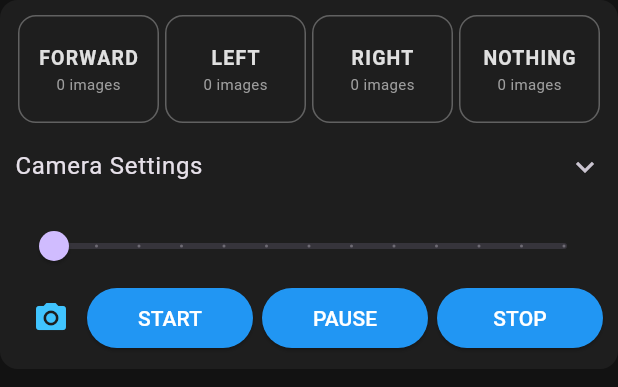
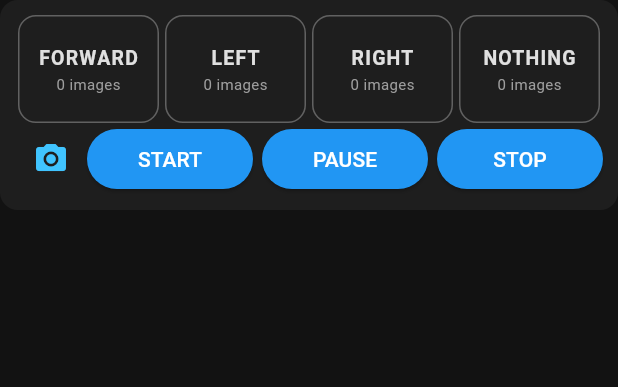
Before and after one commit to Lockkdown/TinyML-line-follower, a Flutter app: the DatasetControls widget shown alone on an empty page, opened directly with empty values, on a phone screen of 412 x 824 dp. Shown: the top 387 px of the screen. Run offline on Flutter 3.47's test engine with Material 3 defaults, Android fonts, the phone set to English and light mode, and no system bars; our stand-ins replace permission_handler, shared_preferences, shelf; missing offline and left inert: network_info_plus; accounts and stored records are empty; network calls fail.

```diff
--- a/mobile/lib/widgets/dataset_controls.dart
+++ b/mobile/lib/widgets/dataset_controls.dart
@@ -1,21 +1,15 @@
 import 'package:flutter/material.dart';
 
-import '../services/camera_config_service.dart';
 import 'class_selector_button.dart';
 
 class DatasetControls extends StatelessWidget {
   final String selectedClass;
   final Map<String, int> counts;
-  final CameraSettings settings;
-  final int intervalMs;
   final bool capturing;
   final bool paused;
   final bool countdownActive;
   final int countdownValue;
   final ValueChanged<String> onClassSelected;
-  final ValueChanged<CameraSettings> onSettingsChanged;
-  final VoidCallback onApplySettings;
-  final ValueChanged<int> onIntervalChanged;
   final VoidCallback onStartCapture;
   final VoidCallback onPauseCapture;
   final VoidCallback onStopAndSave;
@@ -26,16 +20,11 @@ class DatasetControls extends StatelessWidget {
     super.key,
     required this.selectedClass,
     required this.counts,
-    required this.settings,
-    required this.intervalMs,
     required this.capturing,
     required this.paused,
     required this.countdownActive,
     required this.countdownValue,
     required this.onClassSelected,
-    required this.onSettingsChanged,
-    required this.onApplySettings,
-    required this.onIntervalChanged,
     required this.onStartCapture,
     required this.onPauseCapture,
     required this.onStopAndSave,
@@ -51,25 +40,10 @@ class DatasetControls extends StatelessWidget {
         color: const Color(0xFF1E1E1E),
         borderRadius: BorderRadius.circular(12),
       ),
-      child: SingleChildScrollView(
       child: Column(
         mainAxisSize: MainAxisSize.min,
         children: [
           _buildClassRow(),
-            ExpansionTile(
-              tilePadding: EdgeInsets.zero,
-              title: const Text('Camera Settings'),
-              children: [
-                _buildQualitySlider(),
-                _buildResolution(),
-                _buildBrightnessSlider(),
-                ElevatedButton(
-                  onPressed: onApplySettings,
-                  child: const Text('Apply'),
-                ),
-              ],
-            ),
-            _buildIntervalSlider(),
           if (countdownActive) _buildCountdown(context),
           Row(
             children: [
@@ -111,7 +85,6 @@ class DatasetControls extends StatelessWidget {
             ),
         ],
       ),
-      ),
     );
   }
 
@@ -139,71 +112,6 @@ class DatasetControls extends StatelessWidget {
     );
   }
 
-  Widget _buildQualitySlider() {
-    return Slider(
-      value: settings.quality.toDouble(),
-      min: 10,
-      max: 40,
-      divisions: 30,
-      label: 'JPEG ${settings.quality}',
-      onChanged: (value) => onSettingsChanged(
-        CameraSettings(
-          quality: value.toInt(),
-          resolution: settings.resolution,
-          brightness: settings.brightness,
-        ),
-      ),
-    );
-  }
-
-  Widget _buildResolution() {
-    return DropdownButton<String>(
-      value: settings.resolution,
-      items: const [
-        DropdownMenuItem(value: 'QQVGA', child: Text('QQVGA (160x120)')),
-        DropdownMenuItem(value: 'QVGA', child: Text('QVGA (320x240)')),
-      ],
-      onChanged: (value) {
-        if (value == null) return;
-        onSettingsChanged(
-          CameraSettings(
-            quality: settings.quality,
-            resolution: value,
-            brightness: settings.brightness,
-          ),
-        );
-      },
-    );
-  }
-
-  Widget _buildBrightnessSlider() {
-    return Slider(
-      value: settings.brightness.toDouble(),
-      min: -2,
-      max: 2,
-      divisions: 4,
-      label: 'Brightness ${settings.brightness}',
-      onChanged: (value) => onSettingsChanged(
-        CameraSettings(
-          quality: settings.quality,
-          resolution: settings.resolution,
-          brightness: value.toInt(),
-        ),
-      ),
-    );
-  }
-
-  Widget _buildIntervalSlider() {
-    return Slider(
-      value: intervalMs.toDouble(),
-      min: 200,
-      max: 800,
-      divisions: 12,
-      label: '${intervalMs}ms',
-      onChanged: (value) => onIntervalChanged(value.toInt()),
-    );
-  }
-
   Widget _buildCountdown(BuildContext context) {
     return Row(
       mainAxisAlignment: MainAxisAlignment.spaceBetween,
```
Also changed, not shown: mobile/lib/screens/dataset_capture_screen.dart (+179 -52 lines), mobile/lib/services/dense_capture_service.dart (+16 -4 lines), mobile/lib/services/robot_service.dart (+6 -5 lines), mobile/lib/widgets/dataset_preview.dart (+7 -0 lines), 5 other files. Lines whose indentation alone changed are shown as unchanged.
